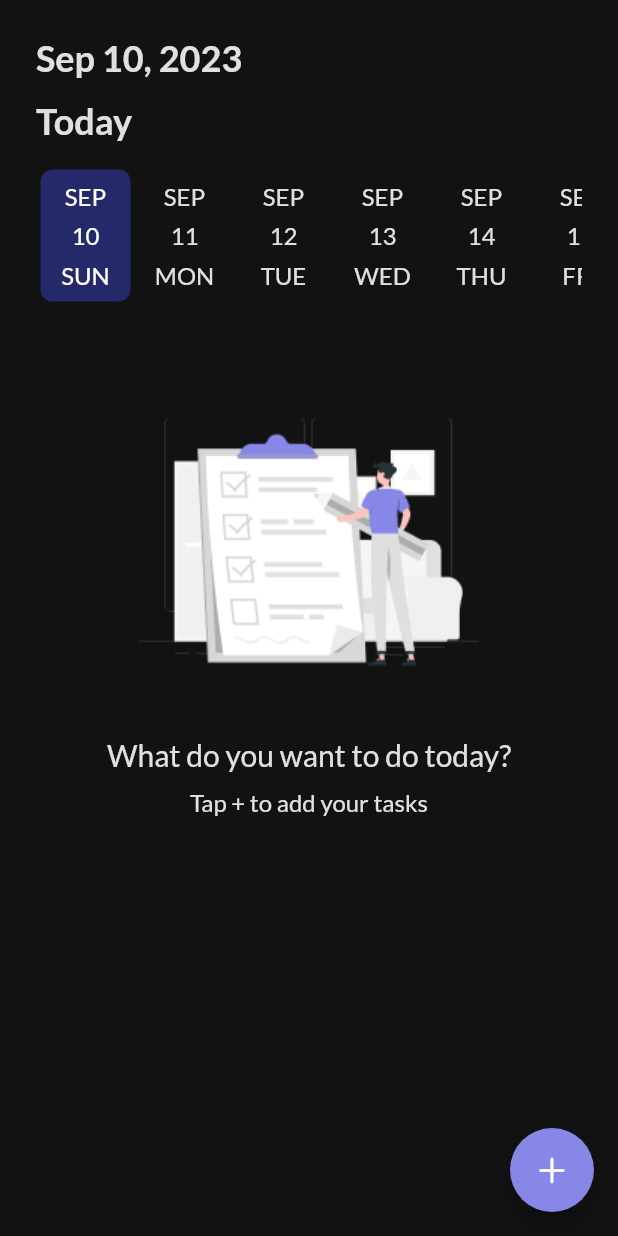
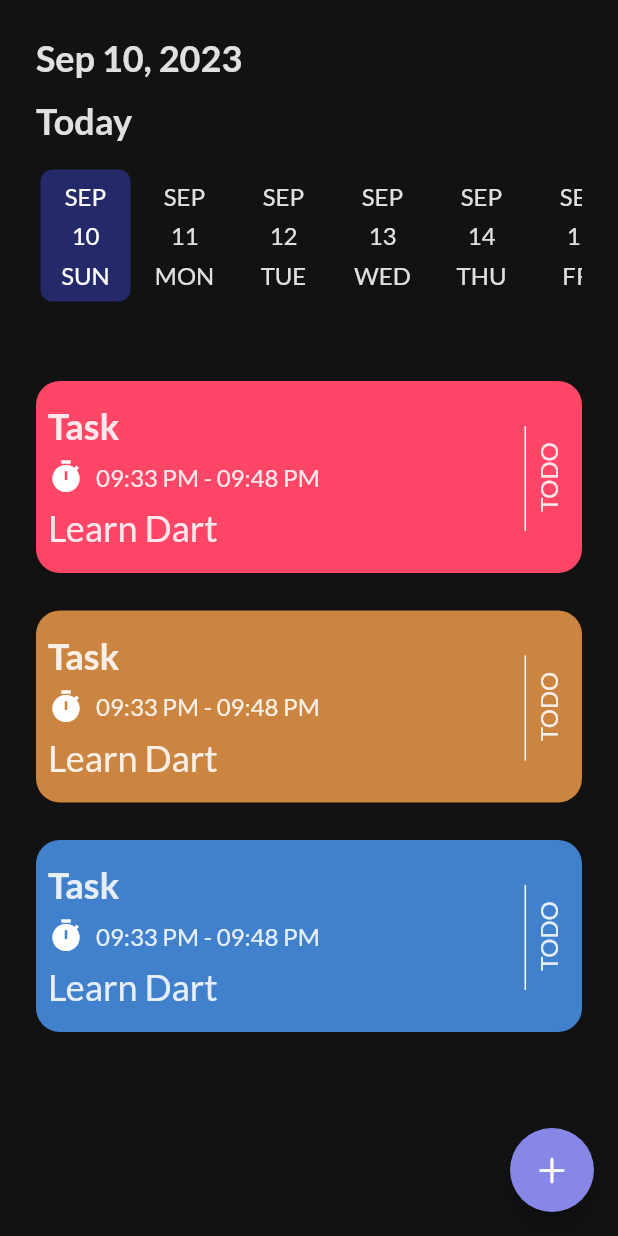
Before and after one commit to NourAyman644/To-Do-App, a Flutter app: the HomeScreen screen opened directly, on a phone screen of 412 x 824 dp. Run offline on Flutter 3.47's test engine with Material 2 defaults, Android fonts, the phone set to English and light mode, and no system bars; drawn by our look-alikes of date_picker_timeline; our stand-ins replace get_it, google_fonts, shared_preferences, smooth_page_indicator; accounts and stored records are empty.

Commit message:
finish all ui

```diff
--- a/lib/core/them/them.dart
+++ b/lib/core/them/them.dart
@@ -57,7 +57,7 @@ ThemeData getAppDarkTheme() {
         style: ElevatedButton.styleFrom(
           backgroundColor: AppColors.btncolor,
           shape: RoundedRectangleBorder(
-            borderRadius: BorderRadius.circular(4),
+            borderRadius: BorderRadius.circular(8),
           ),
         ),
       ));
--- a/lib/core/utils/App_colors.dart
+++ b/lib/core/utils/App_colors.dart
@@ -13,4 +13,7 @@ class AppColors {
   static const Color primarycolor = Color(0xff8687E7);
   static const Color delColor = Color(0xffE57373);
   static const Color selectedColor = Color(0xff242969);
+  static const Color sheetColor = Color(0xff424242);
+  static const Color borderColor = Color(0xff979797);
+  static const Color backColor = Color(0xff1D1D1D);
 }
--- a/lib/core/utils/App_strings.dart
+++ b/lib/core/utils/App_strings.dart
@@ -30,5 +30,7 @@ class AppStrings {
   static const String toDo = "TODO";
   static const String startTime = "Start Time";
   static const String endTime = "End Time";
+  static const String color = "Color";
+  static const String task = "Task";
   static const String onBoardingKey = "onBoarding";
 }
--- /dev/null
+++ b/lib/core/widgeths/task_component.dart
@@ -0,0 +1,121 @@
+import 'package:flutter/material.dart';
+import 'package:to_do_app/core/widgeths/custom_elevated_button.dart';
+
+import '../utils/App_colors.dart';
+import '../utils/App_strings.dart';
+
+class TaskComponent extends StatelessWidget {
+  TaskComponent({required this.TaskColor});
+  late Color TaskColor;
+
+  @override
+  Widget build(BuildContext context) {
+    return GestureDetector(
+      child: Container(
+          width: 327,
+          height: 128,
+          decoration: BoxDecoration(
+            color: TaskColor,
+            borderRadius: BorderRadiusDirectional.circular(16),
+          ),
+          child: Row(
+            children: [
+              Padding(
+                padding: const EdgeInsets.all(8.0),
+                child: Column(
+                  crossAxisAlignment: CrossAxisAlignment.start,
+                  mainAxisAlignment: MainAxisAlignment.spaceEvenly,
+                  children: [
+                    Text(
+                      AppStrings.task,
+                      style: Theme.of(context).textTheme.displayLarge!.copyWith(
+                            fontSize: 24,
+                          ),
+                      textAlign: TextAlign.start,
+                    ),
+                    Row(
+                      children: [
+                        const Icon(
+                          Icons.timer,
+                          color: AppColors.white,
+                        ),
+                        const SizedBox(
+                          width: 8,
+                        ),
+                        Text(
+                          '09:33 PM - 09:48 PM',
+                          style: Theme.of(context).textTheme.displayMedium,
+                        ),
+                      ],
+                    ),
+                    Text(
+                      'Learn Dart',
+                      style:
+                          Theme.of(context).textTheme.displayMedium!.copyWith(
+                                fontSize: 24,
+                              ),
+                      textAlign: TextAlign.start,
+                    ),
+                  ],
+                ),
+              ),
+              const SizedBox(
+                width: 123,
+              ),
+              const VerticalDivider(
+                color: AppColors.white,
+                width: 12,
+                thickness: 1,
+                indent: 30,
+                endIndent: 28,
+              ),
+              // const SizedBox(
+              //   width: 9,
+              // ),
+              RotatedBox(
+                quarterTurns: 7,
+                child: Text(
+                  AppStrings.toDo,
+                  style: Theme.of(context).textTheme.displayMedium,
+                ),
+              ),
+            ],
+          )),
+      onTap: () {
+        showBottomSheet(
+            context: context,
+            builder: (BuildContext context) {
+              return Container(
+                color: AppColors.sheetColor,
+                width: double.infinity,
+                height: 240,
+                child: Column(
+                  mainAxisAlignment: MainAxisAlignment.spaceEvenly,
+                  children: [
+                    CustomElevatedButton(
+                      text: AppStrings.complete,
+                      onPressed: () {},
+                      height: 48,
+                      width: 327,
+                    ),
+                    CustomElevatedButton(
+                      text: AppStrings.delete,
+                      onPressed: () {},
+                      height: 48,
+                      width: 327,
+                      color: AppColors.delColor,
+                    ),
+                    CustomElevatedButton(
+                      text: AppStrings.cancal,
+                      onPressed: () {},
+                      height: 48,
+                      width: 327,
+                    ),
+                  ],
+                ),
+              );
+            });
+      },
+    );
+  }
+}
--- a/lib/features/Task/screens/home.dart
+++ b/lib/features/Task/screens/home.dart
@@ -2,9 +2,14 @@ import 'package:date_picker_timeline/date_picker_widget.dart';
 import 'package:flutter/cupertino.dart';
 import 'package:flutter/material.dart';
 import 'package:intl/intl.dart';
+import 'package:to_do_app/core/common/commonds.dart';
 import 'package:to_do_app/core/utils/App_assetes.dart';
 import 'package:to_do_app/core/utils/App_colors.dart';
 import 'package:to_do_app/core/utils/App_strings.dart';
+import 'package:to_do_app/core/widgeths/task_component.dart';
+import 'package:to_do_app/features/Task/screens/addTaskScreen/addTaskScreen.dart';
+
+import '../../../core/widgeths/custom_elevated_button.dart';
 
 class HomeScreen extends StatefulWidget {
   const HomeScreen({super.key});
@@ -18,7 +23,8 @@ class _HomeScreenState extends State<HomeScreen> {
   Widget build(BuildContext context) {
     return SafeArea(
       child: Scaffold(
-        body: Padding(
+        body: SingleChildScrollView(
+          child: Padding(
             padding: const EdgeInsets.all(24.0),
             child: Column(
               crossAxisAlignment: CrossAxisAlignment.stretch,
@@ -59,7 +65,37 @@ class _HomeScreenState extends State<HomeScreen> {
                 const SizedBox(
                   height: 50,
                 ),
-              Column(
+                TaskComponent(
+                  TaskColor: AppColors.pink,
+                ),
+                const SizedBox(
+                  height: 25,
+                ),
+                TaskComponent(TaskColor: AppColors.color5),
+                const SizedBox(
+                  height: 25,
+                ),
+                TaskComponent(TaskColor: AppColors.color4),
+              ],
+            ),
+          ),
+        ),
+        floatingActionButton: FloatingActionButton(
+          onPressed: () {
+            navigate(context: context, screen: addTaskScreen());
+          },
+          backgroundColor: AppColors.primarycolor,
+          child: const Icon(
+            CupertinoIcons.plus,
+          ),
+        ),
+      ),
+    );
+  }
+}
+
+Column noTasks({required BuildContext context}) {
+  return Column(
     //  mainAxisAlignment: MainAxisAlignment.center,
     //crossAxisAlignment: CrossAxisAlignment.center,
     children: [
@@ -83,18 +119,5 @@ class _HomeScreenState extends State<HomeScreen> {
             ),
       ),
     ],
-              ),
-            ],
-          ),
-        ),
-        floatingActionButton: FloatingActionButton(
-          onPressed: () {},
-          backgroundColor: AppColors.primarycolor,
-          child: const Icon(
-            CupertinoIcons.plus,
-          ),
-        ),
-      ),
   );
 }
-}
```
Also changed, not shown: lib/core/widgeths/custom_elevated_button.dart (+13 -7 lines), lib/core/widgeths/custom_text_form_field.dart (added, +59 -0 lines), lib/features/Task/screens/addTaskScreen/addTaskScreen.dart (added, +259 -0 lines), lib/features/auth/presention/screens/onBoarding/onBoardindScreens.dart (+5 -2 lines). Lines whose indentation alone changed are shown as unchanged.
